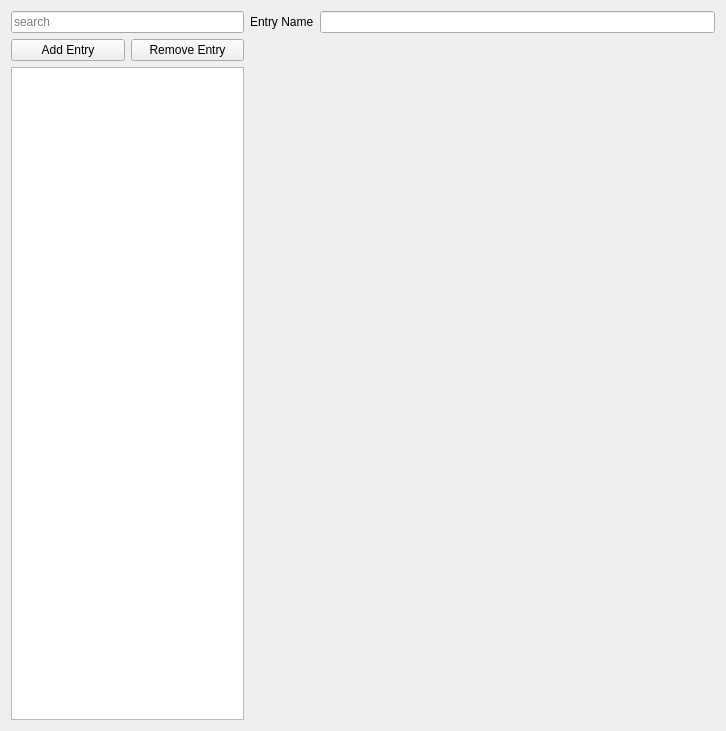
Above: ui/a2widget/a2item_editor.ui from ewerybody/a2 before the change. Below: the same form after it.
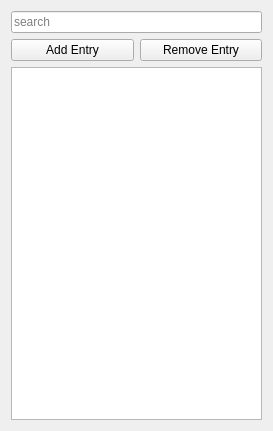
That is the form after the change.

Commit message: wip #103 item editor signals

The edit to the form file:
```diff
--- a/ui/a2widget/a2item_editor.ui
+++ b/ui/a2widget/a2item_editor.ui
@@ -6,14 +6,14 @@
    <rect>
     <x>0</x>
     <y>0</y>
-    <width>726</width>
-    <height>731</height>
+    <width>273</width>
+    <height>431</height>
    </rect>
   </property>
   <property name="windowTitle">
    <string>Form</string>
   </property>
-  <layout class="QHBoxLayout" name="horizontalLayout_2" stretch="1,2">
+  <layout class="QHBoxLayout" name="item_editor_layout" stretch="1">
    <item>
     <layout class="QVBoxLayout" name="verticalLayout">
      <item>
@@ -42,38 +42,11 @@
       </layout>
      </item>
      <item>
-      <widget class="QListWidget" name="item_list"/>
-     </item>
-    </layout>
-   </item>
-   <item>
-    <layout class="QVBoxLayout" name="config_layout">
-     <item>
-      <layout class="QHBoxLayout" name="horizontalLayout_3" stretch="0,0">
-       <item>
-        <widget class="QLabel" name="label">
-         <property name="text">
-          <string>Entry Name</string>
-         </property>
-        </widget>
-       </item>
-       <item>
-        <widget class="QLineEdit" name="entry_name"/>
-       </item>
-      </layout>
-     </item>
-     <item>
-      <spacer name="verticalSpacer">
-       <property name="orientation">
-        <enum>Qt::Vertical</enum>
+      <widget class="QListWidget" name="item_list">
+       <property name="selectionMode">
+        <enum>QAbstractItemView::ExtendedSelection</enum>
        </property>
-       <property name="sizeHint" stdset="0">
-        <size>
-         <width>20</width>
-         <height>40</height>
-        </size>
-       </property>
-      </spacer>
+      </widget>
      </item>
     </layout>
    </item>
```
The commit also changes 2 other files.
